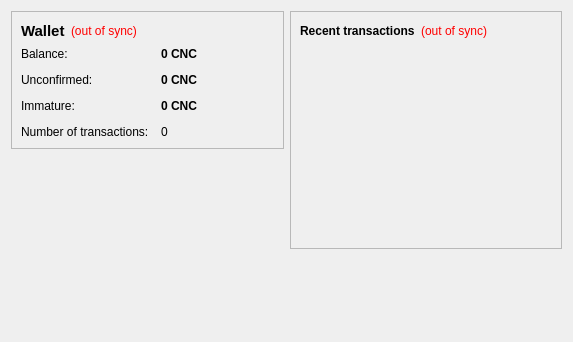
Qt form src/qt/forms/overviewpage.ui (globalcoindev/globalcoin) before a commit.
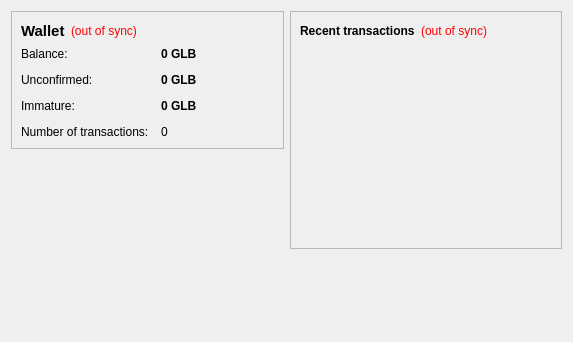
The same form after that commit.

```diff
--- a/src/qt/forms/overviewpage.ui
+++ b/src/qt/forms/overviewpage.ui
@@ -105,7 +105,7 @@
              <string>Your current balance</string>
             </property>
             <property name="text">
-             <string notr="true">0 CNC</string>
+             <string notr="true">0 GLB</string>
             </property>
             <property name="textInteractionFlags">
              <set>Qt::LinksAccessibleByMouse|Qt::TextSelectableByKeyboard|Qt::TextSelectableByMouse</set>
@@ -134,7 +134,7 @@
              <string>Total of transactions that have yet to be confirmed, and do not yet count toward the current balance</string>
             </property>
             <property name="text">
-             <string notr="true">0 CNC</string>
+             <string notr="true">0 GLB</string>
             </property>
             <property name="textInteractionFlags">
              <set>Qt::LinksAccessibleByMouse|Qt::TextSelectableByKeyboard|Qt::TextSelectableByMouse</set>
@@ -177,7 +177,7 @@
              <string>Mined balance that has not yet matured</string>
             </property>
             <property name="text">
-             <string notr="true">0 CNC</string>
+             <string notr="true">0 GLB</string>
             </property>
             <property name="textInteractionFlags">
              <set>Qt::LinksAccessibleByMouse|Qt::TextSelectableByKeyboard|Qt::TextSelectableByMouse</set>
```
